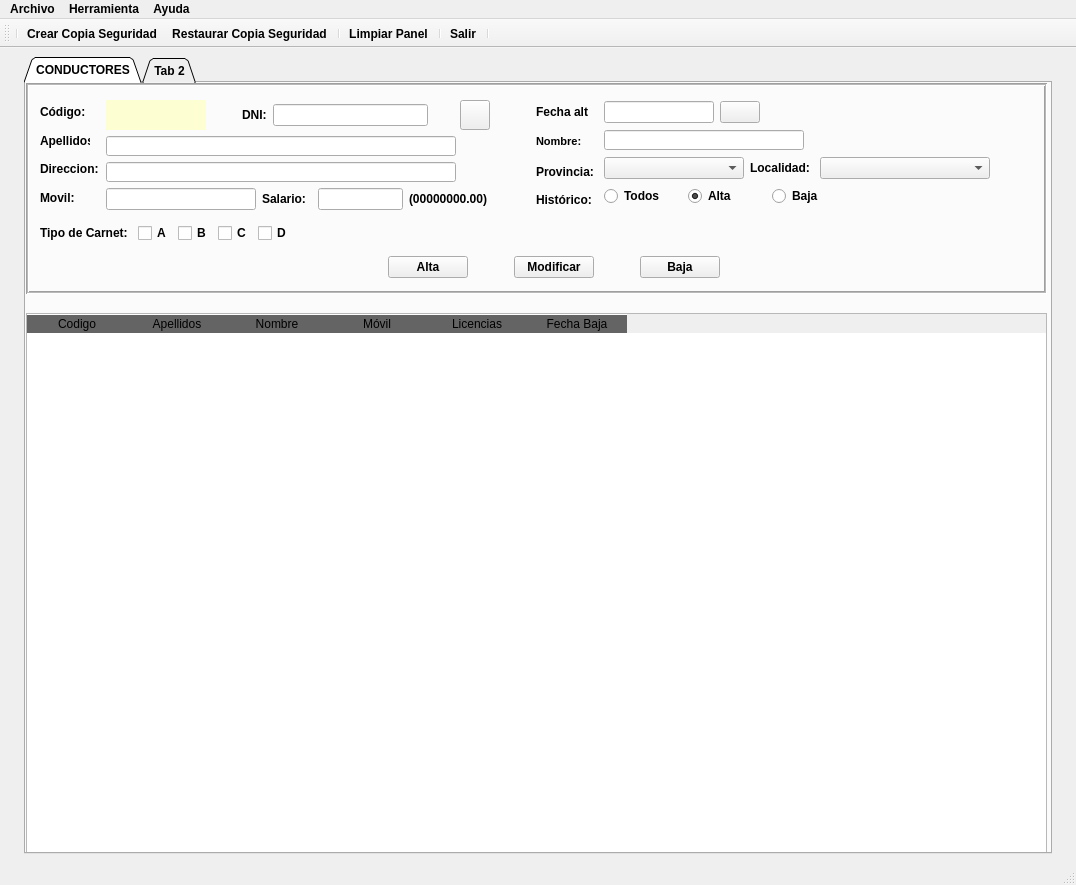
Old version of the form templates/venta_principal.ui in the repository EliasVGZ/vierafernandez2324.
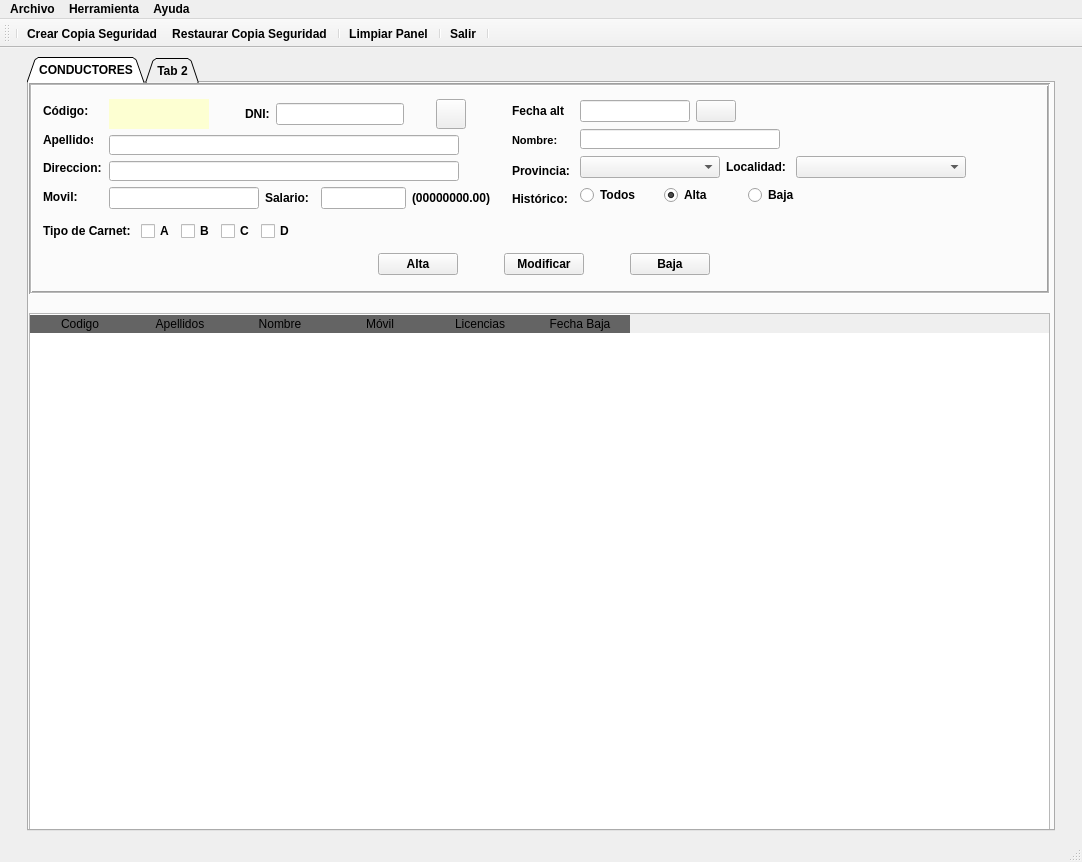
New version of the form. Icons and pictures are not drawn.

Patch:
```diff
--- a/templates/venta_principal.ui
+++ b/templates/venta_principal.ui
@@ -6,8 +6,8 @@
    <rect>
     <x>0</x>
     <y>0</y>
-    <width>1076</width>
-    <height>885</height>
+    <width>1082</width>
+    <height>862</height>
    </rect>
   </property>
   <property name="sizePolicy">
@@ -157,8 +157,8 @@
           <rect>
            <x>14</x>
            <y>10</y>
-           <width>1028</width>
-           <height>194</height>
+           <width>1001</width>
+           <height>191</height>
           </rect>
          </property>
          <layout class="QVBoxLayout" name="verticalLayout_5">
@@ -1135,7 +1135,7 @@
     <rect>
      <x>0</x>
      <y>0</y>
-     <width>1076</width>
+     <width>1082</width>
      <height>21</height>
     </rect>
    </property>
```
Left out of the diff: 8 changed lines with no effect on the pictures.
